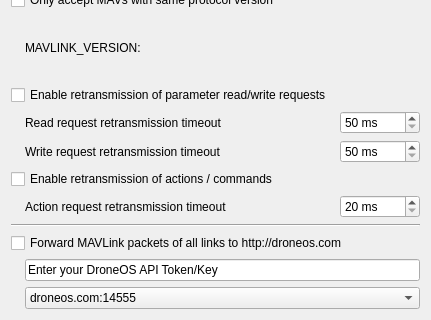
mavlink/qgroundcontrol, file src/ui/MAVLinkSettingsWidget.ui: the form before one commit; both pictures show x 0 to 431 and y 210 to 530 of the 431 by 530 pixel window.
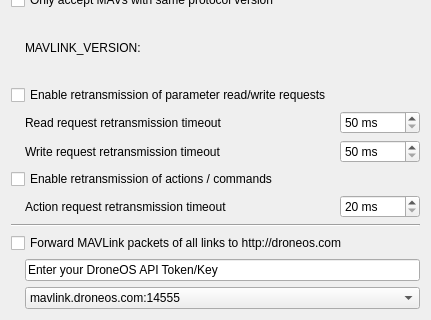
The form after the commit.

```diff
--- a/src/ui/MAVLinkSettingsWidget.ui
+++ b/src/ui/MAVLinkSettingsWidget.ui
@@ -338,7 +338,7 @@
     <widget class="QComboBox" name="droneOSComboBox">
      <item>
       <property name="text">
-       <string>droneos.com:14555</string>
+       <string>mavlink.droneos.com:14555</string>
       </property>
      </item>
      <item>
```
